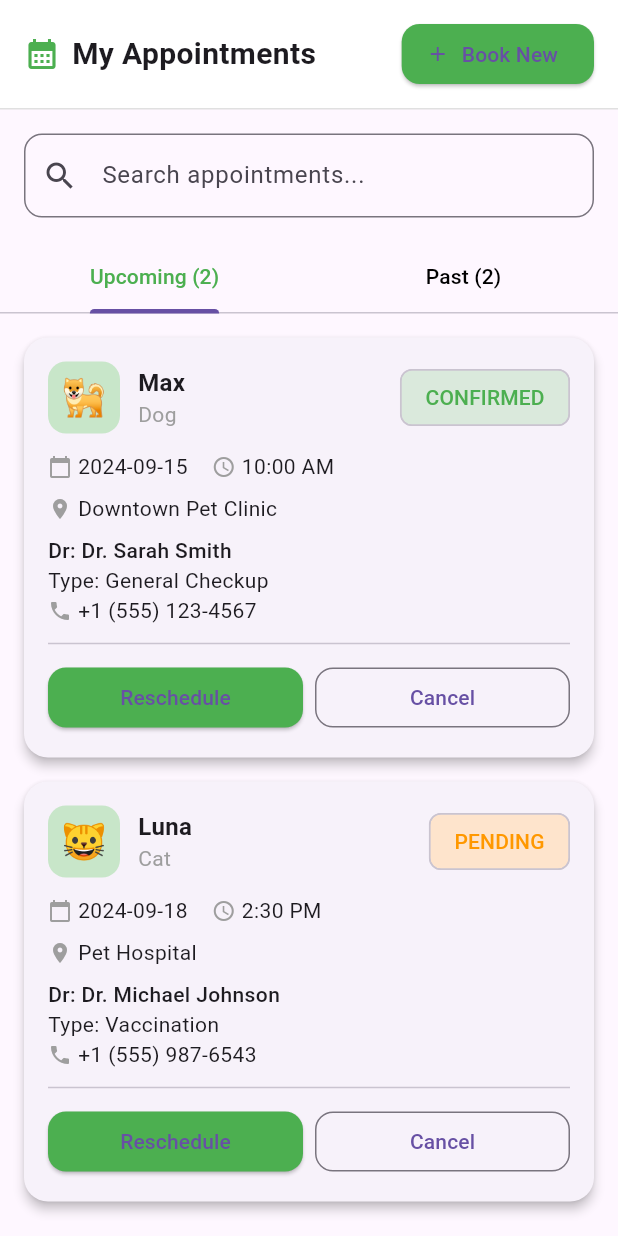
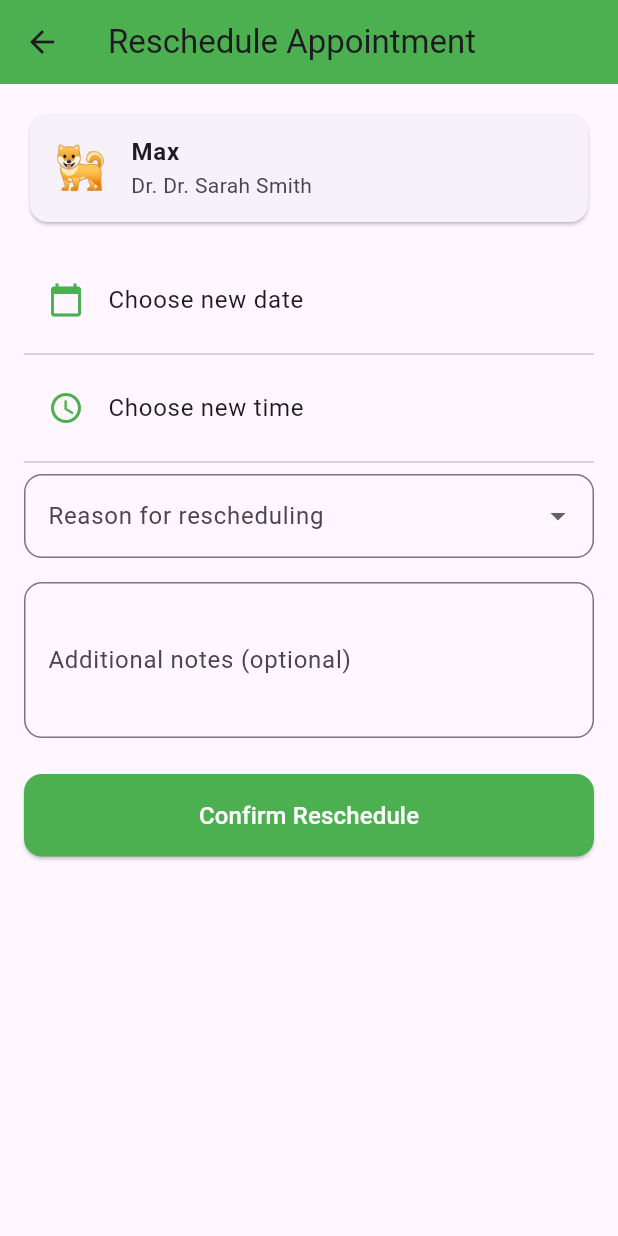
Before and after one commit to Daniel24356/FlutterPracticeProject, a Flutter app: the AppointmentListPage screen opened directly, after a tap on "Reschedule", on a phone screen of 412 x 824 dp. Run offline on Flutter 3.47's test engine with Material 3 defaults, Android fonts, the phone set to English and light mode, and no system bars; our stand-ins replace image_picker.

Commit message:
rescheduling page added

```diff
--- a/lib/PetDashboardApp.dart
+++ b/lib/PetDashboardApp.dart
@@ -456,7 +456,11 @@ class _AppointmentListPageState extends State<AppointmentListPage>
             Row(children: [
               Expanded(
                 child: ElevatedButton(
-                  onPressed: () {},
+                  onPressed: () {
+                    Navigator.of(context).push(MaterialPageRoute(
+                        builder: (_) => RescheduleAppointmentPage(
+                            appointment: appointment)));
+                  },
                   style: ElevatedButton.styleFrom(
                       backgroundColor: Colors.green,
                       shape: RoundedRectangleBorder(
@@ -504,10 +508,7 @@ class _AppointmentListPageState extends State<AppointmentListPage>
                       TextStyle(fontSize: 20, fontWeight: FontWeight.bold)),
                 ]),
                 ElevatedButton.icon(
-                  onPressed: () {
-                    Navigator.of(context).push(MaterialPageRoute(
-                        builder: (_) => const BookAppointmentPage()));
-                  },
+                  onPressed: () {},
                   icon: const Icon(Icons.add, size: 16),
                   label: const Text("Book New"),
                   style: ElevatedButton.styleFrom(
@@ -579,6 +580,151 @@ class _AppointmentListPageState extends State<AppointmentListPage>
     );
   }
 }
+
+class RescheduleAppointmentPage extends StatefulWidget {
+  final Map<String, dynamic> appointment;
+  const RescheduleAppointmentPage({super.key, required this.appointment});
+
+  @override
+  State<RescheduleAppointmentPage> createState() =>
+      _RescheduleAppointmentPageState();
+}
+
+class _RescheduleAppointmentPageState extends State<RescheduleAppointmentPage> {
+  DateTime? selectedDate;
+  TimeOfDay? selectedTime;
+  String? reason;
+  final _formKey = GlobalKey<FormState>();
+  final TextEditingController _notesController = TextEditingController();
+
+  @override
+  Widget build(BuildContext context) {
+    final appointment = widget.appointment;
+
+    return Scaffold(
+      appBar: AppBar(
+        title: const Text("Reschedule Appointment"),
+        backgroundColor: Colors.green,
+      ),
+      body: Padding(
+        padding: const EdgeInsets.all(16),
+        child: Form(
+          key: _formKey,
+          child: ListView(
+            children: [
+              // Pet & doctor info
+              Card(
+                shape: RoundedRectangleBorder(
+                    borderRadius: BorderRadius.circular(12)),
+                child: ListTile(
+                  leading: Text(appointment["pet"]["emoji"],
+                      style: const TextStyle(fontSize: 28)),
+                  title: Text(appointment["pet"]["name"],
+                      style: const TextStyle(fontWeight: FontWeight.bold)),
+                  subtitle: Text("Dr. ${appointment["veterinarian"]}"),
+                ),
+              ),
+              const SizedBox(height: 20),
+
+              // Date Picker
+              ListTile(
+                leading: const Icon(Icons.calendar_today, color: Colors.green),
+                title: Text(selectedDate == null
+                    ? "Choose new date"
+                    : "${selectedDate!.year}-${selectedDate!.month}-${selectedDate!.day}"),
+                onTap: () async {
+                  final picked = await showDatePicker(
+                    context: context,
+                    initialDate: DateTime.now().add(const Duration(days: 1)),
+                    firstDate: DateTime.now(),
+                    lastDate: DateTime.now().add(const Duration(days: 365)),
+                  );
+                  if (picked != null) {
+                    setState(() => selectedDate = picked);
+                  }
+                },
+              ),
+              const Divider(),
+
+              // Time Picker
+              ListTile(
+                leading: const Icon(Icons.access_time, color: Colors.green),
+                title: Text(selectedTime == null
+                    ? "Choose new time"
+                    : selectedTime!.format(context)),
+                onTap: () async {
+                  final picked = await showTimePicker(
+                    context: context,
+                    initialTime: TimeOfDay.now(),
+                  );
+                  if (picked != null) {
+                    setState(() => selectedTime = picked);
+                  }
+                },
+              ),
+              const Divider(),
+
+              // Reason dropdown
+              DropdownButtonFormField<String>(
+                value: reason,
+                decoration: InputDecoration(
+                  labelText: "Reason for rescheduling",
+                  border: OutlineInputBorder(
+                      borderRadius: BorderRadius.circular(12)),
+                ),
+                items: [
+                  "Scheduling conflict",
+                  "Emergency",
+                  "Not feeling well",
+                  "Other"
+                ]
+                    .map((r) =>
+                    DropdownMenuItem(value: r, child: Text(r)))
+                    .toList(),
+                onChanged: (val) => setState(() => reason = val),
+                validator: (val) =>
+                val == null ? "Please select a reason" : null,
+              ),
+              const SizedBox(height: 16),
+
+              // Notes
+              TextFormField(
+                controller: _notesController,
+                maxLines: 3,
+                decoration: InputDecoration(
+                  labelText: "Additional notes (optional)",
+                  border: OutlineInputBorder(
+                      borderRadius: BorderRadius.circular(12)),
+                ),
+              ),
+              const SizedBox(height: 24),
+
+              ElevatedButton(
+                onPressed: () {
+                  if (_formKey.currentState!.validate()) {
+                    ScaffoldMessenger.of(context).showSnackBar(
+                      const SnackBar(content: Text("Reschedule request sent!")),
+                    );
+                    Navigator.pop(context);
+                  }
+                },
+                style: ElevatedButton.styleFrom(
+                  backgroundColor: Colors.green,
+                  padding: const EdgeInsets.symmetric(vertical: 16),
+                  shape: RoundedRectangleBorder(
+                      borderRadius: BorderRadius.circular(12)),
+                ),
+                child: const Text("Confirm Reschedule",
+                    style: TextStyle(fontSize: 16, color: Colors.white)),
+              ),
+            ],
+          ),
+        ),
+      ),
+    );
+  }
+}
+
 
 // -------------------- Book Appointment Page --------------------
 class BookAppointmentPage extends StatefulWidget {
```
